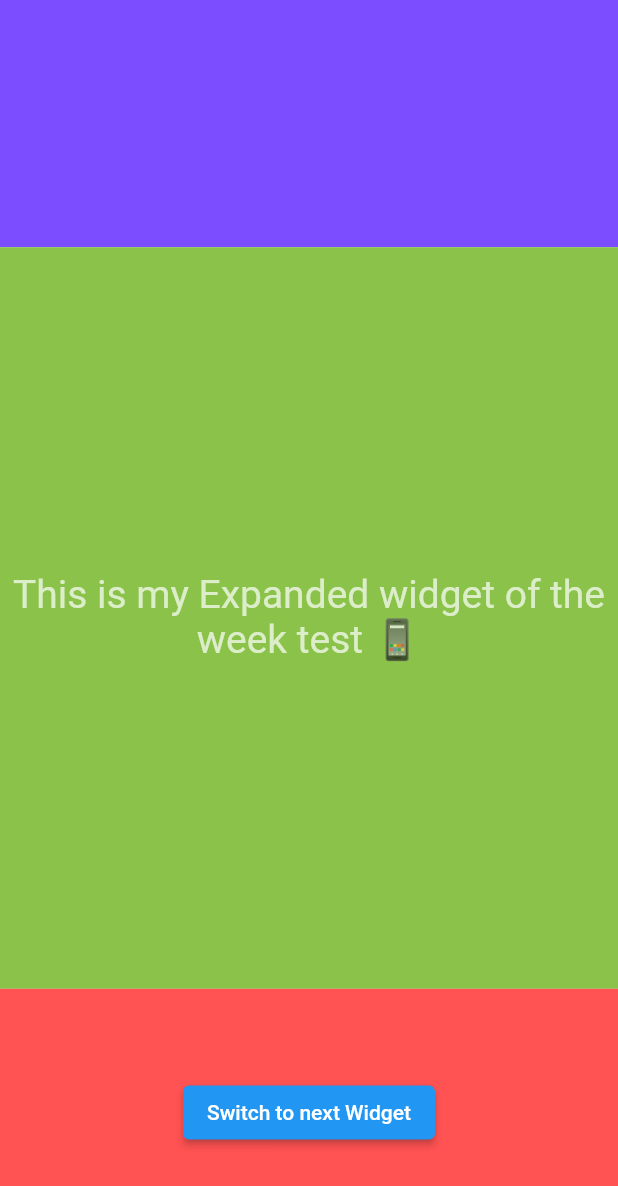
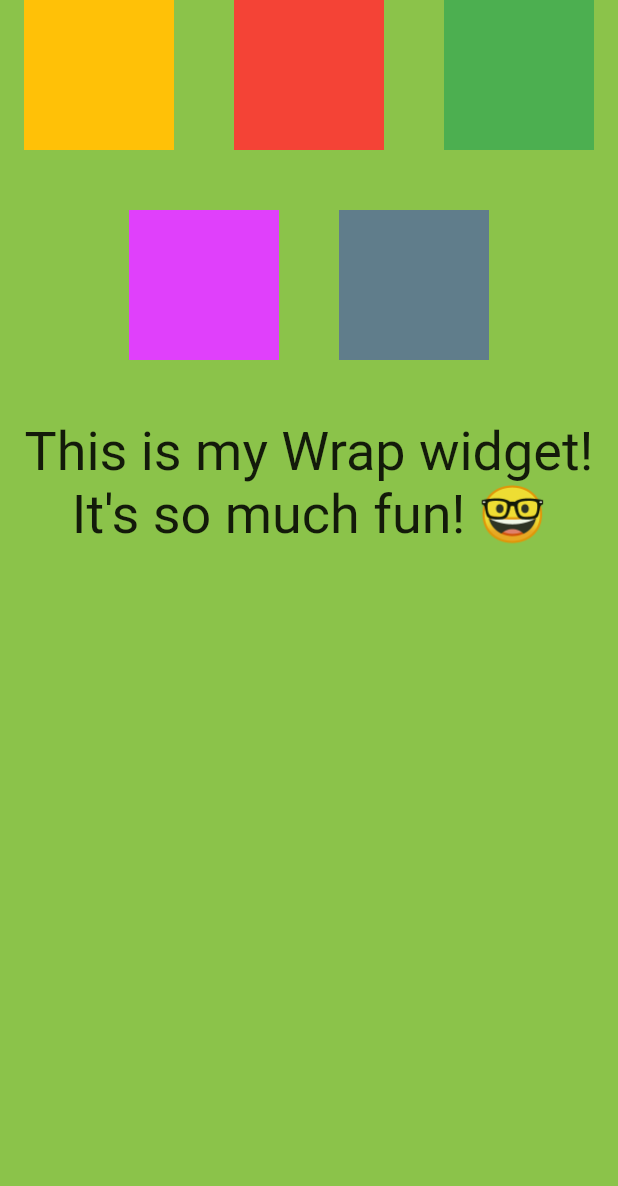
Before and after one commit to Mekselek/Widget-Of-The-Week, a Flutter app: the screen it shows after launch, on a phone screen of 412 x 824 dp. Shown: the top 1186 px of the screen. Run offline on Flutter 3.47's test engine with Material 2 defaults, Android fonts, the phone set to English and light mode, and no system bars.

Commit message:
Added Wrap widget

```diff
--- a/lib/main.dart
+++ b/lib/main.dart
@@ -15,7 +15,7 @@ class MyApp extends StatelessWidget {
       theme: ThemeData(
         primarySwatch: Colors.blue,
       ),
-      home: const MyHomePage(),
+      home: const MyWrapWidget(),
     );
   }
 }
@@ -100,3 +100,55 @@ class _SafeAreaWidgetState extends State<SafeAreaWidget> {
     );
   }
 }
+
+class MyWrapWidget extends StatelessWidget {
+  const MyWrapWidget({super.key});
+
+  @override
+  Widget build(BuildContext context) {
+    return Scaffold(
+        backgroundColor: Colors.lightGreen,
+        body: SafeArea(
+          child: Wrap(
+            spacing: 40,
+            runSpacing: 40,
+            direction: Axis.horizontal,
+            alignment: WrapAlignment.center,
+            children: [
+              Container(
+                width: 100,
+                height: 100,
+                color: Colors.amber,
+              ),
+              Container(
+                width: 100,
+                height: 100,
+                color: Colors.red,
+              ),
+              Container(
+                width: 100,
+                height: 100,
+                color: Colors.green,
+              ),
+              Container(
+                width: 100,
+                height: 100,
+                color: Colors.purpleAccent,
+              ),
+              Container(
+                width: 100,
+                height: 100,
+                color: Colors.blueGrey,
+              ),
+              Text(
+                textAlign: TextAlign.center,
+                'This is my Wrap widget! It\'s so much fun! 🤓 ',
+                style: TextStyle(
+                  fontSize: 36,
+                ),
+              )
+            ],
+          ),
+        ));
+  }
+}
```
